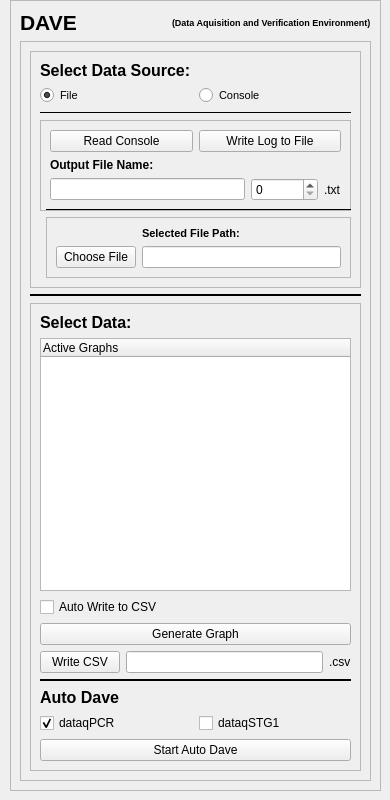
Above: analysis/heat/dataqstuff/dave/dave_widget.ui from joshlwhitehead/work before the change. Below: the same form after it.
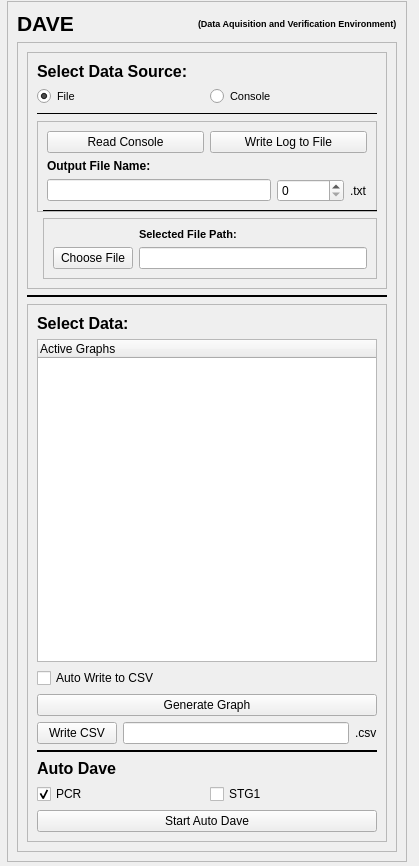
That is the form after the change. Icons and pictures are not drawn.

```diff
--- a/analysis/heat/dataqstuff/dave/dave_widget.ui
+++ b/analysis/heat/dataqstuff/dave/dave_widget.ui
@@ -6,8 +6,8 @@
    <rect>
     <x>0</x>
     <y>0</y>
-    <width>390</width>
-    <height>800</height>
+    <width>419</width>
+    <height>866</height>
    </rect>
   </property>
   <property name="windowTitle">
@@ -20,10 +20,10 @@
   <widget class="QFrame" name="frame_2">
    <property name="geometry">
     <rect>
-     <x>10</x>
-     <y>0</y>
-     <width>371</width>
-     <height>791</height>
+     <x>7</x>
+     <y>1</y>
+     <width>400</width>
+     <height>861</height>
     </rect>
    </property>
    <property name="frameShape">
@@ -388,7 +388,7 @@
                <enum>Qt::LeftToRight</enum>
               </property>
               <property name="text">
-               <string>dataqPCR</string>
+               <string>PCR</string>
               </property>
               <property name="checked">
                <bool>true</bool>
@@ -398,7 +398,7 @@
             <item>
              <widget class="QCheckBox" name="dataqStg1_checkBox">
               <property name="text">
-               <string>dataqSTG1</string>
+               <string>STG1</string>
               </property>
              </widget>
             </item>
```
Left out of the diff: 4 changed lines with no effect on the pictures.
